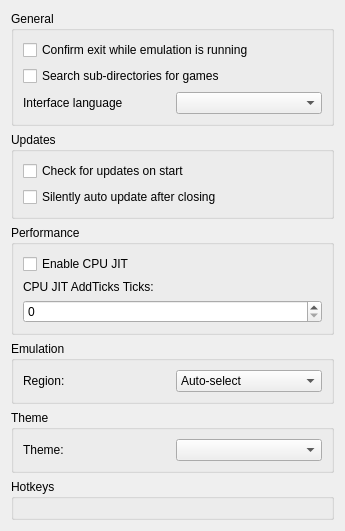
Above: src/citra_qt/configuration/configure_general.ui from grimtnt/citra before the change. Below: the same form after it.
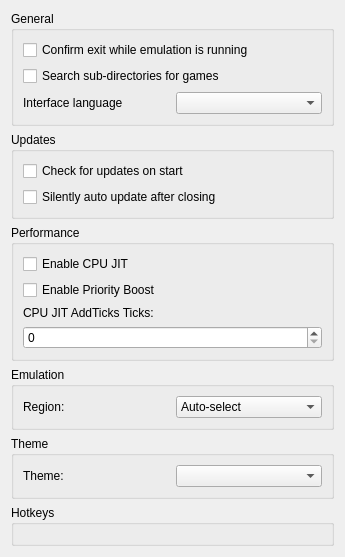
That is the form after the change. Custom widgets are drawn as their Qt base class.

Commit message: priority boost setting

```diff
--- a/src/citra_qt/configuration/configure_general.ui
+++ b/src/citra_qt/configuration/configure_general.ui
@@ -7,7 +7,7 @@
     <x>0</x>
     <y>0</y>
     <width>345</width>
-    <height>493</height>
+    <height>516</height>
    </rect>
   </property>
   <property name="windowTitle">
@@ -99,6 +99,13 @@
             </property>
            </widget>
           </item>
+          <item>
+           <widget class="QCheckBox" name="priority_boost">
+            <property name="text">
+             <string>Enable Priority Boost</string>
+            </property>
+           </widget>
+          </item>
           <item>
            <widget class="QLabel" name="label_ticks">
             <property name="text">
```
The commit also changes 6 other files.
